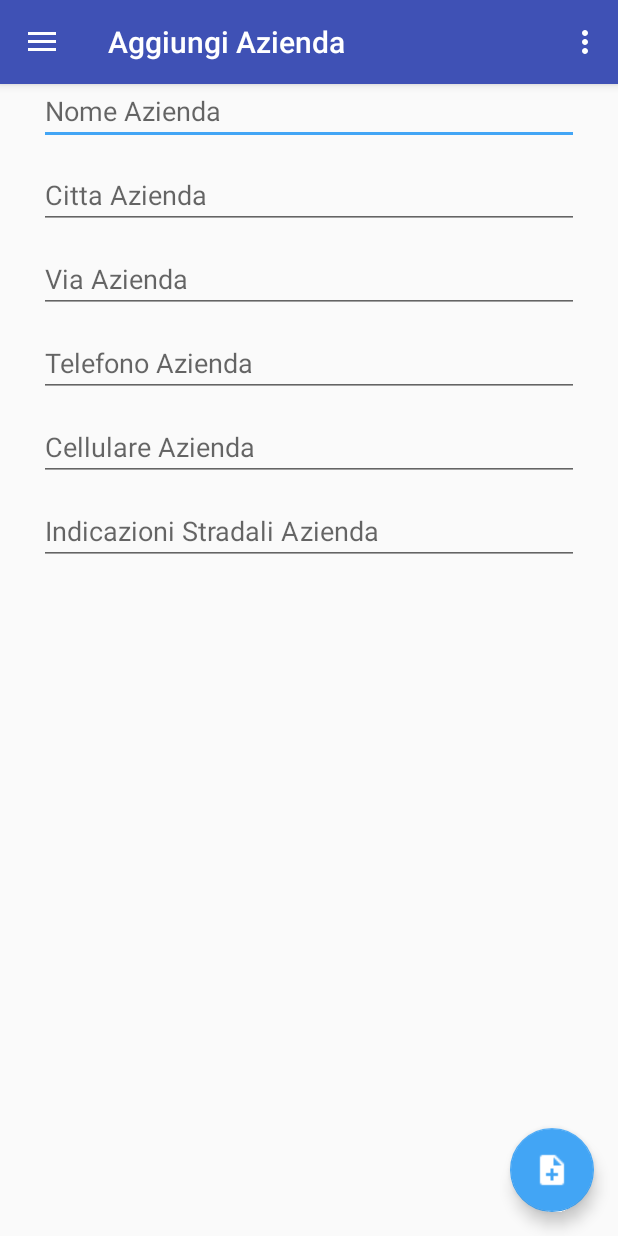
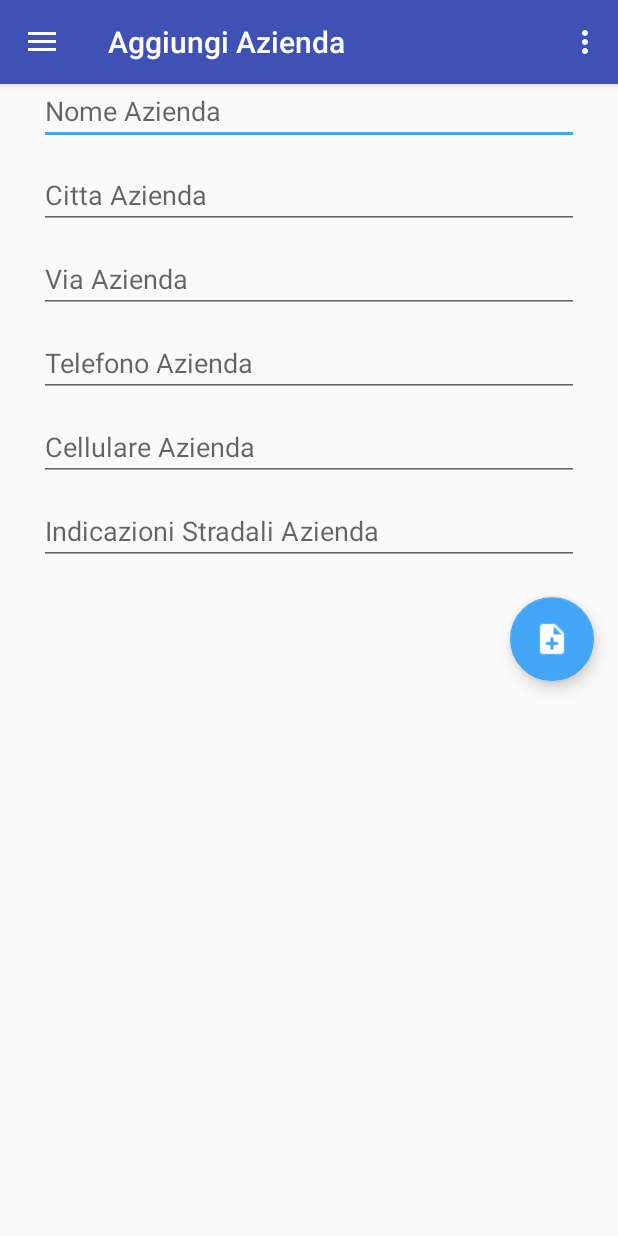
Before and after one commit to ShAdOwNeT88/Company-Information, an Android app: the AddActivity screen opened directly, with no data from a screen before it, on a phone screen of 412 x 824 dp. Run offline under Robolectric (Android 15) with nearby library versions, the light colour scheme and no system bars; our stand-ins replace ButterKnife; libraries missing offline, so code that uses them is left out: com.crashlytics.android, com.nbsp.materialfilepicker, io.fabric.sdk, me.zhanghai.android, org.chromium.customtabsclient; plain views replace MaterialEditText; 2 statements that could not run were skipped.

Commit message:
Fix position for fab button

```diff
--- a/app/src/main/res/layout/activity_add.xml
+++ b/app/src/main/res/layout/activity_add.xml
@@ -35,6 +35,7 @@
     android:layout_height="match_parent">
 
   <LinearLayout
+    android:id="@+id/linearLayoutAdd"
     android:orientation="vertical"
     android:layout_width="match_parent"
     android:layout_height="match_parent"
@@ -125,6 +126,8 @@
     android:layout_height="wrap_content"
     android:layout_gravity="bottom|end"
     android:layout_margin="@dimen/fab_margin"
+    app:layout_anchor="@id/linearLayoutAdd"
+    app:layout_anchorGravity="bottom|right|end"
     android:src="@drawable/ic_add"/>
 
 </android.support.design.widget.CoordinatorLayout>
```
